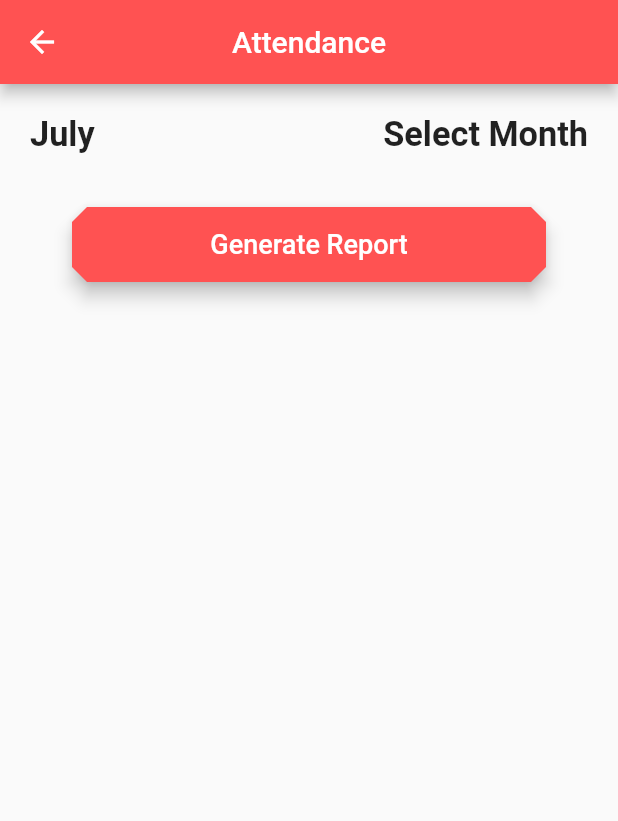
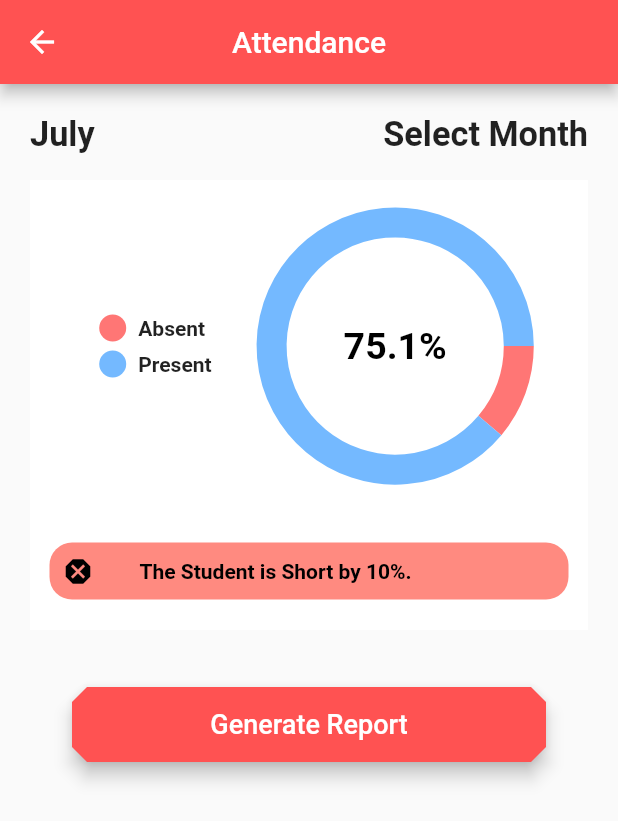
Before and after one commit to affan3699/Assantendance, a Flutter app: the AdminViewAttendance screen opened directly with empty values, on a phone screen of 412 x 824 dp. Shown: the top 821 px of the screen. Run offline on Flutter 3.47's test engine with Material 2 defaults, Android fonts, the phone set to English and light mode, and no system bars; drawn by our look-alikes of pie_chart; our stand-ins replace cached_network_image, device_info_plus, firebase_auth, firebase_core, firebase_database, firebase_storage and 8 more; missing offline and left inert: get_mac, month_year_picker; accounts and stored records are empty.

Commit message:
Add Pie Chart for Attendance

```diff
--- a/lib/Screens/AdminViewAttendance.dart
+++ b/lib/Screens/AdminViewAttendance.dart
@@ -5,6 +5,7 @@ import 'package:firebase_database/ui/firebase_animated_list.dart';
 import 'package:flutter/material.dart';
 import 'package:month_year_picker/month_year_picker.dart';
 import 'package:intl/intl.dart';
+import 'package:pie_chart/pie_chart.dart';
 
 import '../api/PDF_API.dart';
 import '../api/pdf_invoice_api.dart';
@@ -28,6 +29,10 @@ class _AdminViewAttendance extends State<AdminViewAttendance> {
   List<String> checkIn = <String>[];
   List<String> checkOut = <String>[];
   bool flag = true;
+  Map<String, double> dataMap = {
+    "Absent": 10,
+    "Present": 80,
+  };
 
   @override
   void initState() {
@@ -85,6 +90,73 @@ class _AdminViewAttendance extends State<AdminViewAttendance> {
                       ),
                     ],
                   ),
+                  Container(
+                    color: Colors.white,
+                    height: 300,
+                    child: Column(
+                      mainAxisAlignment: MainAxisAlignment.spaceAround,
+                      children: [
+                        PieChart(
+                          dataMap: dataMap,
+                          animationDuration: Duration(milliseconds: 900),
+                          chartLegendSpacing: 32,
+                          chartRadius: MediaQuery.of(context).size.width / 2.5,
+                          initialAngleInDegree: 0,
+                          chartType: ChartType.ring,
+                          centerText: '75.1%',
+                          centerTextStyle: TextStyle(
+                              color: Colors.black,
+                              fontWeight: FontWeight.bold,
+                              fontSize: 25.0),
+                          legendOptions: LegendOptions(
+                            showLegendsInRow: false,
+                            legendPosition: LegendPosition.left,
+                            showLegends: true,
+                            legendTextStyle: TextStyle(
+                              fontWeight: FontWeight.bold,
+                            ),
+                          ),
+                          chartValuesOptions: ChartValuesOptions(
+                            showChartValueBackground: false,
+                            showChartValues: false,
+                            showChartValuesInPercentage: false,
+                            showChartValuesOutside: true,
+                            decimalPlaces: 1,
+                          ),
+                        ),
+                        Container(
+                          margin: const EdgeInsets.symmetric(horizontal: 13),
+                          padding: const EdgeInsets.all(8.0),
+                          decoration: BoxDecoration(
+                            borderRadius: BorderRadius.circular(15.0),
+                            color: Colors.redAccent.shade100,
+                          ),
+                          child: Row(
+                            mainAxisAlignment: MainAxisAlignment.spaceAround,
+                            children: [
+                              Icon(
+                                Icons.dangerous,
+                                color: Colors.black,
+                                size: 22,
+                              ),
+                              SizedBox(
+                                width: 30,
+                              ),
+                              Expanded(
+                                child: Text("The Student is Short by 10%.",
+                                    style: TextStyle(
+                                      fontFamily: 'Roboto',
+                                      color: Colors.black,
+                                      fontWeight: FontWeight.bold,
+                                    )),
+                              ),
+                            ],
+                          ),
+                        )
+                      ],
+                    ),
+                  ),
+                  SizedBox(height: 20.0),
                   FirebaseAnimatedList(
                     key: _key,
                     physics: BouncingScrollPhysics(),
@@ -239,7 +311,7 @@ class _AdminViewAttendance extends State<AdminViewAttendance> {
         context: context,
         initialDate: DateTime.now(),
         firstDate: DateTime(2022),
-        lastDate: DateTime(2099),
+        lastDate: DateTime(2023),
         builder: (context, child) {
           return Theme(
             data: Theme.of(context).copyWith(
--- a/pubspec.yaml
+++ b/pubspec.yaml
@@ -50,6 +50,7 @@ dependencies:
   open_file: ^2.1.1
   device_info_plus: ^4.0.1
   cached_network_image: ^3.2.1
+  pie_chart: ^5.3.2
 
 dev_dependencies:
   flutter_test:
```
Also changed, not shown: pubspec.lock.
